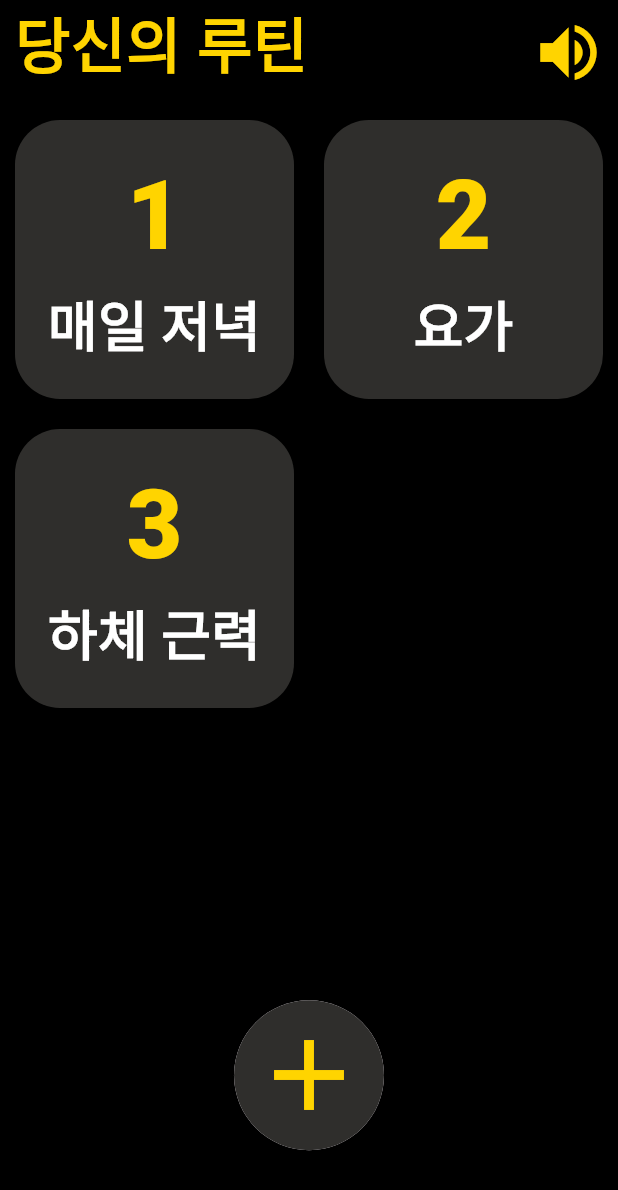
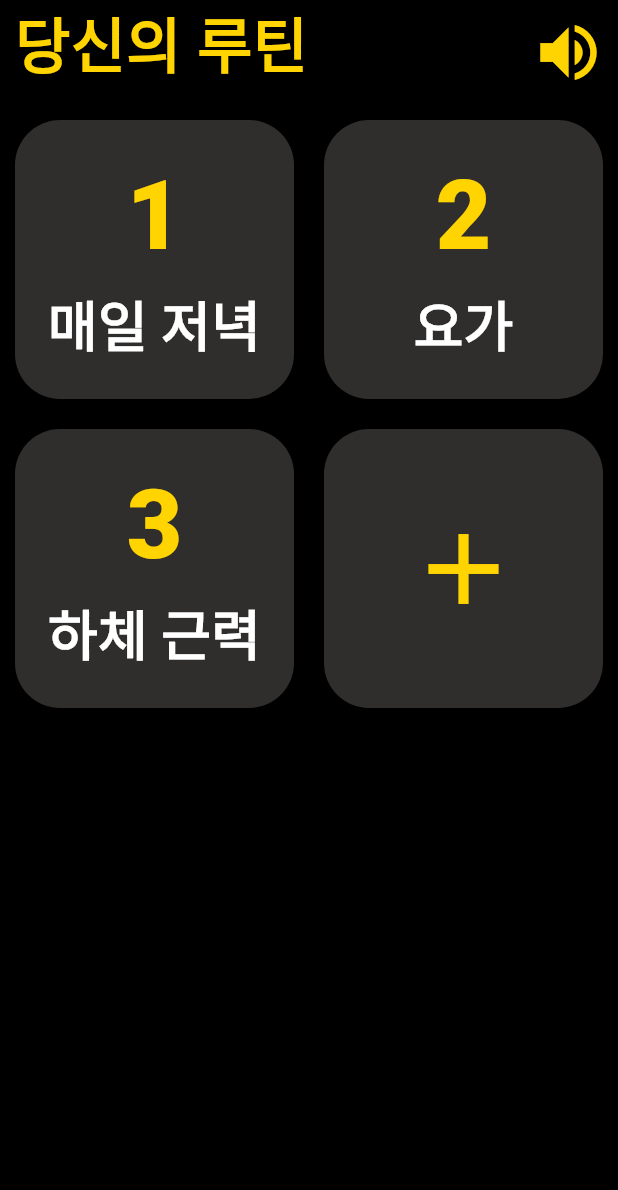
Before and after one commit to BeyondVision-NalBao/2024-BeyondVision-SolutionChallenge, a Flutter app: the Routine screen opened directly, on a phone screen of 412 x 824 dp. Shown: the top 1190 px of the screen. Run offline on Flutter 3.47's test engine with Material 3 defaults, Android fonts, the phone set to English and light mode, and no system bars; our stand-ins replace camera, carousel_slider, fl_chart, table_calendar.

Commit message:
feat: create new routine button - 운동 루틴 만드는 버튼 수정

```diff
--- a/lib/ui/routine/routine.dart
+++ b/lib/ui/routine/routine.dart
@@ -17,6 +17,9 @@ class Routine extends StatelessWidget {
       ),
       const RoutineButton(index: "2", name: "요가"),
       const RoutineButton(index: "3", name: "하체 근력"),
+      const NewButton(
+        previousPage: true,
+      )
     ];
     return Scaffold(
       appBar: MyAppBar(context, titleText: "당신의 루틴"),
@@ -31,9 +34,6 @@ class Routine extends StatelessWidget {
             ),
           ),
           const SizedBox(height: 20),
-          const NewButton(
-            previousPage: true,
-          )
         ],
       ),
     );
--- a/lib/ui/routine/widgets/new_button.dart
+++ b/lib/ui/routine/widgets/new_button.dart
@@ -1,4 +1,5 @@
 import 'package:beyond_vision/ui/routine/widgets/new_workout.dart';
+import 'package:beyond_vision/ui/routine/widgets/routine_detail.dart';
 import 'package:flutter/material.dart';
 import 'package:beyond_vision/core/core.dart';
 
@@ -8,7 +9,35 @@ class NewButton extends StatelessWidget {
   //previousPage ? 당신의 루틴 : 루틴 detail edit
   @override
   Widget build(BuildContext context) {
-    return Center(
+    return previousPage
+        ? Container(
+            margin: const EdgeInsets.all(10),
+            child: ElevatedButton(
+              style: ElevatedButton.styleFrom(
+                padding: const EdgeInsets.all(10),
+                backgroundColor: const Color(boxColor),
+                shape: RoundedRectangleBorder(
+                  borderRadius: BorderRadius.circular(30),
+                ),
+              ),
+              onPressed: () {
+                Navigator.push(
+                  context,
+                  MaterialPageRoute(
+                      builder: (context) => const RoutineDetail()),
+                );
+              },
+              child: const Padding(
+                padding: EdgeInsets.all(8.0),
+                child: Icon(
+                  Icons.add,
+                  size: 80,
+                  color: Color(fontYellowColor),
+                ),
+              ),
+            ),
+          )
+        : Center(
             child: Material(
               shape: const CircleBorder(side: BorderSide.none),
               elevation: 15,
@@ -19,7 +48,8 @@ class NewButton extends StatelessWidget {
                       onPressed: () {
                         Navigator.push(
                           context,
-                    MaterialPageRoute(builder: (context) => const NewWorkOut()),
+                          MaterialPageRoute(
+                              builder: (context) => const NewWorkOut()),
                         );
                       },
                       icon: const Icon(
```
Also changed, not shown: lib/ui/routine/widgets/new_routine.dart (+32 -0 lines). Lines whose indentation alone changed are shown as unchanged.
